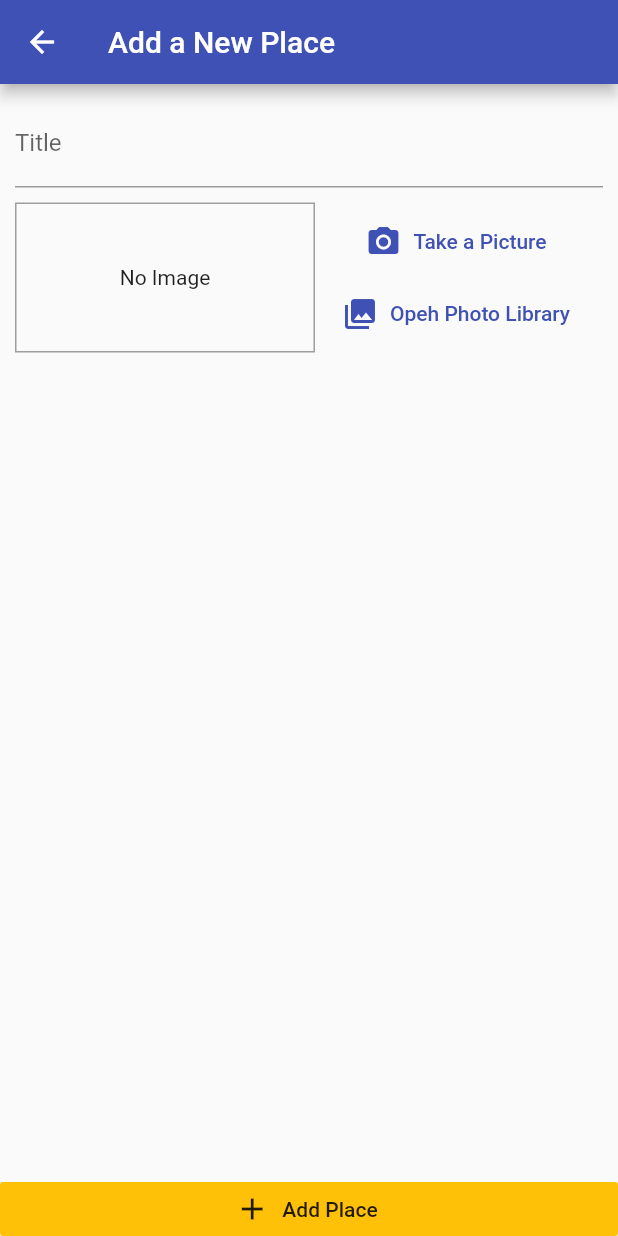
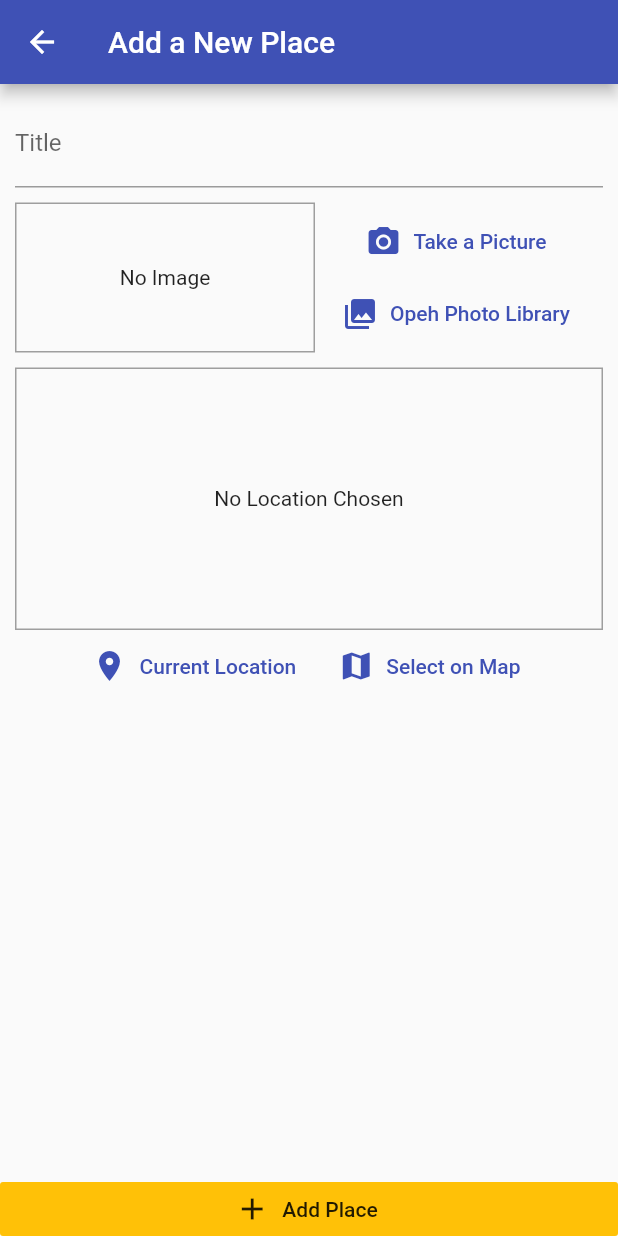
Before and after one commit to cesarcedanov/great_places_flutter, a Flutter app: the screen it shows after launch, after a tap on the "add" icon, on a phone screen of 412 x 824 dp. Run offline on Flutter 3.47's test engine with Material 2 defaults, Android fonts, the phone set to English and light mode, and no system bars; our stand-ins replace image_picker, location, sqflite; accounts and stored records are empty.

Commit message:
Updated the Add Place Screen to save image in the SQL and also Preview Location using the Google API

```diff
--- /dev/null
+++ b/great_places/lib/helpers/db_helper.dart
@@ -0,0 +1,28 @@
+import 'package:sqflite/sqflite.dart' as sql;
+import 'package:path/path.dart' as path;
+
+class DBHelper {
+  static Future<sql.Database> databaseConnection() async {
+    final dbPath = await sql.getDatabasesPath();
+    return sql.openDatabase(path.join(dbPath, 'places.db'),
+        onCreate: (db, version) {
+      return db.execute(
+          'CREATE TABLE user_places(id TEXT PRIMARY KEY, title TEXT,image TEXT)');
+    }, version: 1);
+  }
+
+  static Future<void> insert(String table, Map<String, Object> data) async {
+    final sqlDB = await databaseConnection();
+
+    await sqlDB.insert(
+      table,
+      data,
+      conflictAlgorithm: sql.ConflictAlgorithm.replace,
+    );
+  }
+
+  static Future<List<Map<String, dynamic>>> getData(String table) async {
+    final sqlDB = await databaseConnection();
+    return sqlDB.query(table);
+  }
+}
--- /dev/null
+++ b/great_places/lib/helpers/location_helper.dart
@@ -0,0 +1,8 @@
+const GOOGLE_API_KEY = 'AIzaSyB6cE5YPlmpE1LXRfrphla02gWJQR8dKTQ';
+
+class LocationHelper {
+  static String generateLocationPreviewImage(
+      {double latitude, double longitude}) {
+    return 'https://maps.googleapis.com/maps/api/staticmap?center=$latitude,$longitude&zoom=15&size=600x300&maptype=roadmap&markers=color:red%7Clabel:A%7C$latitude,$longitude&key=$GOOGLE_API_KEY';
+  }
+}
--- a/great_places/lib/providers/great_places.dart
+++ b/great_places/lib/providers/great_places.dart
@@ -1,5 +1,7 @@
+import 'dart:io';
 import 'package:flutter/foundation.dart';
 import '../models/place.dart';
+import '../helpers/db_helper.dart';
 
 class GreatPlaces with ChangeNotifier {
   List<Place> _places = [];
@@ -7,4 +9,33 @@ class GreatPlaces with ChangeNotifier {
   List<Place> get places {
     return [..._places];
   }
+
+  void addPlace(String title, File image) {
+    final newPlace = Place(
+      id: DateTime.now().toString(),
+      title: title,
+      image: image,
+      location: null,
+    );
+    _places.add(newPlace);
+    notifyListeners();
+    DBHelper.insert('user_places', {
+      'id': newPlace.id,
+      'title': newPlace.title,
+      'image': newPlace.image.path,
+    });
+  }
+
+  Future<void> fetchAndSetPlaces() async {
+    final dataList = await DBHelper.getData('user_places');
+    dataList
+        .map((place) => Place(
+              id: place['id'],
+              title: place['title'],
+              image: File(place['image']),
+              location: place['location'],
+            ))
+        .toList();
+    notifyListeners();
+  }
 }
--- a/great_places/lib/screens/add_place_screen.dart
+++ b/great_places/lib/screens/add_place_screen.dart
@@ -1,6 +1,11 @@
 import 'dart:io';
+
 import 'package:flutter/material.dart';
+import 'package:provider/provider.dart';
+
 import '../widgets/image_input.dart';
+import '../widgets/location_input.dart';
+import '../providers/great_places.dart';
 
 class AddPlaceScreen extends StatefulWidget {
   static const routeName = '/add-place';
@@ -20,6 +25,9 @@ class _AddPlaceScreenState extends State<AddPlaceScreen> {
     if (_titleController.text.isEmpty || _pickedImage == null) {
       return;
     }
+    Provider.of<GreatPlaces>(context, listen: false)
+        .addPlace(_titleController.text, _pickedImage);
+    Navigator.of(context).pop();
   }
 
   @override
@@ -46,6 +54,8 @@ class _AddPlaceScreenState extends State<AddPlaceScreen> {
                     ),
                     SizedBox(height: 10),
                     ImageInput(_selectImage),
+                    SizedBox(height: 10),
+                    LocationInput(),
                   ],
                 ),
               ),
@@ -54,7 +64,7 @@ class _AddPlaceScreenState extends State<AddPlaceScreen> {
           RaisedButton.icon(
             icon: Icon(Icons.add),
             label: Text('Add Place'),
-            onPressed: () {},
+            onPressed: _savePlace,
             elevation: 0,
             materialTapTargetSize: MaterialTapTargetSize.shrinkWrap,
             color: Theme.of(context).accentColor,
--- a/great_places/lib/screens/places_list_screen.dart
+++ b/great_places/lib/screens/places_list_screen.dart
@@ -1,4 +1,6 @@
 import 'package:flutter/material.dart';
+import 'package:provider/provider.dart';
+import '../providers/great_places.dart';
 import '../screens/add_place_screen.dart';
 
 class PlacesListScreen extends StatelessWidget {
@@ -16,8 +18,32 @@ class PlacesListScreen extends StatelessWidget {
           )
         ],
       ),
-      body: Center(
-        child: CircularProgressIndicator(),
+      body: FutureBuilder(
+        future: Provider.of<GreatPlaces>(context, listen: false)
+            .fetchAndSetPlaces(),
+        builder: (ctx, snapShot) => snapShot.connectionState ==
+                ConnectionState.waiting
+            ? Center(
+                child: CircularProgressIndicator(),
+              )
+            : Consumer<GreatPlaces>(
+                child: Center(
+                  child: Text('Got no places yet, start adding some!'),
+                ),
+                builder: (ctx, greatPlaces, ch) =>
+                    greatPlaces.places.length <= 0
+                        ? ch
+                        : ListView.builder(
+                            itemCount: greatPlaces.places.length,
+                            itemBuilder: (ctx, index) => ListTile(
+                              leading: CircleAvatar(
+                                backgroundImage:
+                                    FileImage(greatPlaces.places[index].image),
+                              ),
+                              title: Text(greatPlaces.places[index].title),
+                              onTap: () {},
+                            ),
+                          )),
       ),
     );
   }
--- /dev/null
+++ b/great_places/lib/widgets/location_input.dart
@@ -0,0 +1,65 @@
+import 'package:flutter/material.dart';
+import 'package:location/location.dart';
+import '../helpers/location_helper.dart';
+
+class LocationInput extends StatefulWidget {
+  @override
+  _LocationInputState createState() => _LocationInputState();
+}
+
+class _LocationInputState extends State<LocationInput> {
+  String _previewImageURL;
+
+  Future<void> _getCurrentUserLocation() async {
+    final locationData = await Location().getLocation();
+    final staticMapImageUrl = LocationHelper.generateLocationPreviewImage(
+      latitude: locationData.latitude,
+      longitude: locationData.longitude,
+    );
+    setState(() {
+      _previewImageURL = staticMapImageUrl;
+    });
+  }
+
+  @override
+  Widget build(BuildContext context) {
+    return Column(
+      children: <Widget>[
+        Container(
+          height: 175,
+          width: double.infinity,
+          alignment: Alignment.center,
+          decoration: BoxDecoration(
+              border: Border.all(
+            width: 1,
+            color: Colors.grey,
+          )),
+          child: _previewImageURL == null
+              ? Text('No Location Chosen')
+              : Image.network(
+                  _previewImageURL,
+                  fit: BoxFit.cover,
+                  width: double.infinity,
+                ),
+        ),
+        Row(
+          mainAxisAlignment: MainAxisAlignment.center,
+          children: <Widget>[
+            FlatButton.icon(
+              icon: Icon(Icons.location_on),
+              label: Text('Current Location'),
+              textColor: Theme.of(context).primaryColor,
+              onPressed: _getCurrentUserLocation,
+            ),
+            FlatButton.icon(
+              icon: Icon(Icons.map),
+              label: Text('Select on Map'),
+              textColor: Theme.of(context).primaryColor,
+              onPressed: () {},
+            ),
+          ],
+        )
+      ],
+    );
+  }
+}
```
Also changed, not shown: great_places/lib/widgets/image_input.dart (+5 -2 lines).
